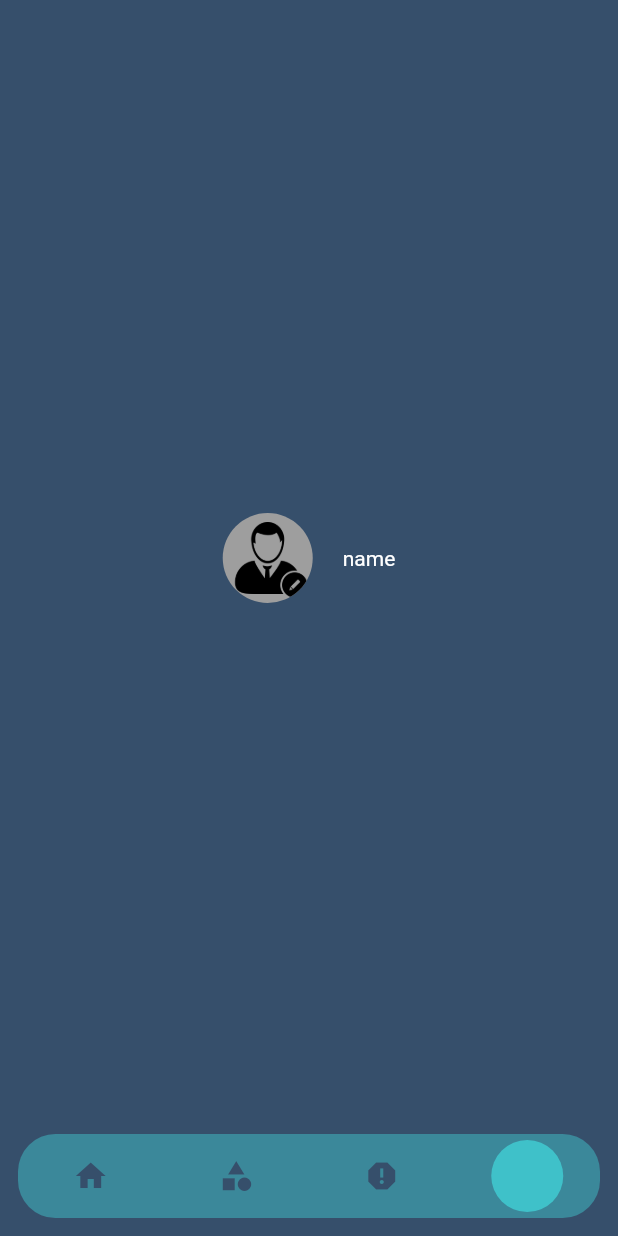
After one commit to DavidBeppiev/Be-Finance, a Flutter app: the MainPage screen opened directly, item 4 of the bottom bar chosen, on a phone screen of 412 x 824 dp. The commit adds this screen. Run offline on Flutter 3.47's test engine with Material 2 defaults, Android fonts, the phone set to English and light mode, and no system bars; drawn by our look-alikes of flutter_snake_navigationbar; our stand-ins replace bloc, flutter_bloc.

Commit message:
1. main page cubit 2. start the profile_view.dart

```diff
--- /dev/null
+++ b/lib/bloc/main_page_navigation_cubit/main_page_navigation_cubit.dart
@@ -0,0 +1,13 @@
+import 'package:bloc/bloc.dart';
+import 'package:meta/meta.dart';
+
+part 'main_page_navigation_state.dart';
+
+class MainPageNavigationCubit extends Cubit<MainPageNavigationState> {
+  MainPageNavigationCubit() : super(MainState());
+
+  void toCategories () => emit(CatecoriesState());
+  void toProfile () => emit(ProfileState());
+  void toReport () => emit(ReportState());
+  void toMain () => emit(MainState());
+}
--- /dev/null
+++ b/lib/bloc/main_page_navigation_cubit/main_page_navigation_state.dart
@@ -0,0 +1,12 @@
+part of 'main_page_navigation_cubit.dart';
+
+@immutable
+abstract class MainPageNavigationState {}
+
+class MainState extends MainPageNavigationState {}
+
+class CatecoriesState extends MainPageNavigationState {}
+
+class ReportState extends MainPageNavigationState {}
+
+class ProfileState extends MainPageNavigationState {}
--- a/lib/bloc/providers.dart
+++ b/lib/bloc/providers.dart
@@ -1,5 +1,6 @@
 import 'package:be_finance_app/bloc/Initial_page_cubit/initial_page_cubit.dart';
 import 'package:be_finance_app/bloc/auth_view_navigation_cubit/auth_transition_views_cubit.dart';
+import 'package:be_finance_app/bloc/main_page_navigation_cubit/main_page_navigation_cubit.dart';
 import 'package:flutter_bloc/flutter_bloc.dart';
 
 import 'package:be_finance_app/bloc/locale_cubit/locale_cubit.dart';
@@ -9,5 +10,6 @@ class BlocProviders {
     BlocProvider<LocaleCubit>(create: (_) => LocaleCubit()),
     BlocProvider<AuthNavigationViewsCubit>(create: (_) => AuthNavigationViewsCubit()),
     BlocProvider<InitialPageCubit>(create: (_) => InitialPageCubit()),
+    BlocProvider<MainPageNavigationCubit>(create: (_) => MainPageNavigationCubit()),
   ];
 }
--- a/lib/ui/pages/auth_page.dart
+++ b/lib/ui/pages/auth_page.dart
@@ -27,6 +27,7 @@ class AuthPage extends StatelessWidget {
           },
           child: Scaffold(
               body: Center(
+                child: SafeArea(
                   child: SingleChildScrollView(
                     child: Column(children: [
                       Image.asset(
@@ -43,6 +44,7 @@ class AuthPage extends StatelessWidget {
                       )
                     ]),
                   ),
+                ),
               )),
         ));
   }
--- a/lib/ui/pages/initial_page.dart
+++ b/lib/ui/pages/initial_page.dart
@@ -1,4 +1,4 @@
-import 'package:be_finance_app/ui/views/initial%20view/change_language_view.dart';
+import 'package:be_finance_app/ui/views/start%20view/change_language_view.dart';
 import 'package:flutter/material.dart';
 
 class InitialPage extends StatelessWidget {
@@ -7,7 +7,7 @@ class InitialPage extends StatelessWidget {
   @override
   Widget build(BuildContext context) {
     return Scaffold(
-      body: ChangeLanguageView()
+      body: SafeArea(child: ChangeLanguageView())
     );
   }
 }
--- a/lib/ui/pages/main_page.dart
+++ b/lib/ui/pages/main_page.dart
@@ -1,13 +1,27 @@
+import 'package:be_finance_app/bloc/main_page_navigation_cubit/main_page_navigation_cubit.dart';
+import 'package:be_finance_app/ui/views/main_views/categories_view.dart';
+import 'package:be_finance_app/ui/views/main_views/main_view.dart';
+import 'package:be_finance_app/ui/views/main_views/profile_view.dart';
+import 'package:be_finance_app/ui/views/main_views/report_view.dart';
 import 'package:be_finance_app/ui/widgets/bottom_navigation_widget/bottom_navigation_widget.dart';
 import 'package:flutter/material.dart';
+import 'package:flutter_bloc/flutter_bloc.dart';
 
 class MainPage extends StatelessWidget {
 
   @override
   Widget build(BuildContext context) {
     return Scaffold(
-      body: Center(
-        child: Text("dddd"),
+      body: BlocBuilder<MainPageNavigationCubit, MainPageNavigationState> (
+        builder: (context, state) {
+          if(state is CatecoriesState)
+            return CategoriesView();
+          if(state is ReportState)
+            return ReportView();
+          if(state is ProfileState)
+            return ProfileView();
+          else return MainView();
+        },
       ),
       bottomNavigationBar: BottomNavigationWidget(),
     );
--- a/lib/ui/views/auth views/registration_view.dart
+++ b/lib/ui/views/auth views/registration_view.dart
@@ -11,7 +11,8 @@ class RegistrationView extends StatelessWidget {
   @override
   Widget build(BuildContext context) {
     return Scaffold(
-      body: SingleChildScrollView(
+      body: SafeArea(
+        child: SingleChildScrollView(
           child: Column(
             children: [
               Image.asset(
@@ -48,6 +49,7 @@ class RegistrationView extends StatelessWidget {
             ],
           ),
         ),
+      ),
     );
   }
 }
--- /dev/null
+++ b/lib/ui/views/main_views/profile_view.dart
@@ -0,0 +1,26 @@
+import 'package:flutter/material.dart';
+
+class ProfileView extends StatelessWidget {
+  const ProfileView({Key? key}) : super(key: key);
+
+  @override
+  Widget build(BuildContext context) {
+    return Center(child: Column(
+      mainAxisAlignment: MainAxisAlignment.center,
+      children: [
+        Row(
+          mainAxisAlignment: MainAxisAlignment.center,
+          children: const [
+            CircleAvatar(
+              radius: 30.0,
+              backgroundImage: AssetImage('assets/images/no_image.png'),
+              backgroundColor: Colors.grey,
+            ),
+            SizedBox(width: 20.0,),
+            Text('name'),
+          ],
+        )
+      ],
+    ));
+  }
+}
```
Also changed, not shown: lib/ui/views/main_views/categories_view.dart (added, +10 -0 lines), lib/ui/views/main_views/main_view.dart (added, +10 -0 lines), lib/ui/views/main_views/report_view.dart (added, +10 -0 lines), lib/ui/widgets/bottom_navigation_widget/bottom_navigation_widget.dart (+21 -5 lines), assets/images/no_image.png (added), lib/ui/views/start view/change_language_view.dart (renamed from lib/ui/views/initial view/change_language_view.dart). Lines whose indentation alone changed are shown as unchanged.
